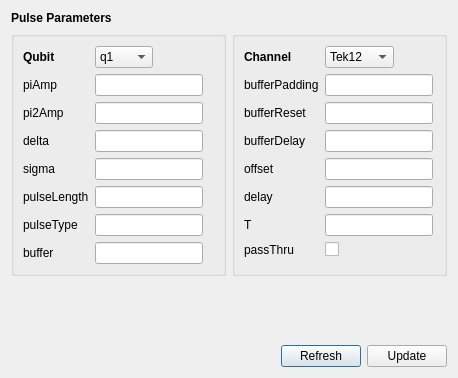
Before: the Qt Designer form experiments/muWaveDetection/src/pulseParamGUI.ui in BBN-Q/Qlab, drawn with Qt 5.
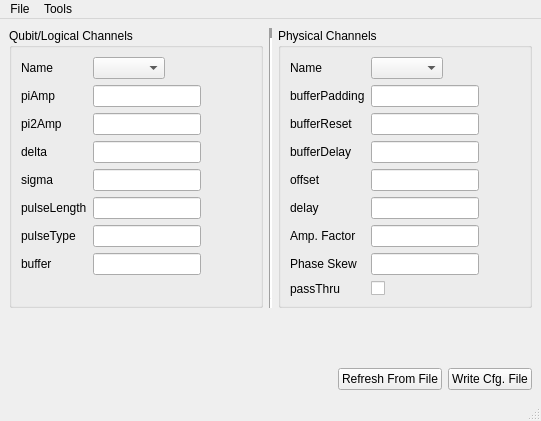
After: the same form once the commit is applied.

Commit message: Reworked Blake's pulse parameter GUI to add loading/saving files and adding/deleting channels and some attempts at robustness to user mistakes. --CAR

```diff
--- a/experiments/muWaveDetection/src/pulseParamGUI.ui
+++ b/experiments/muWaveDetection/src/pulseParamGUI.ui
@@ -1,36 +1,27 @@
 <?xml version="1.0" encoding="UTF-8"?>
 <ui version="4.0">
- <class>Dialog</class>
- <widget class="QDialog" name="Dialog">
+ <class>PulseParamsGUI</class>
+ <widget class="QMainWindow" name="PulseParamsGUI">
   <property name="geometry">
    <rect>
     <x>0</x>
     <y>0</y>
-    <width>458</width>
-    <height>378</height>
+    <width>541</width>
+    <height>421</height>
    </rect>
   </property>
   <property name="windowTitle">
    <string>Pulse Parameters</string>
   </property>
+  <widget class="QWidget" name="centralwidget">
   <layout class="QVBoxLayout" name="verticalLayout_3">
-   <item>
-    <widget class="QLabel" name="label_14">
-     <property name="font">
-      <font>
-       <weight>75</weight>
-       <bold>true</bold>
-      </font>
-     </property>
-     <property name="text">
-      <string>Pulse Parameters</string>
-     </property>
-    </widget>
-   </item>
    <item>
     <layout class="QHBoxLayout" name="horizontalLayout_5">
      <item>
       <widget class="QGroupBox" name="groupBox">
+        <property name="title">
+         <string>Qubit/Logical Channels</string>
+        </property>
        <layout class="QVBoxLayout" name="verticalLayout">
         <item>
          <layout class="QFormLayout" name="formLayout">
@@ -41,12 +32,12 @@
            <widget class="QLabel" name="label">
             <property name="font">
              <font>
-              <weight>75</weight>
-              <bold>true</bold>
+               <weight>50</weight>
+               <bold>false</bold>
              </font>
             </property>
             <property name="text">
-             <string>Qubit</string>
+              <string>Name</string>
             </property>
             <property name="buddy">
              <cstring>qubitComboBox</cstring>
@@ -54,23 +45,7 @@
            </widget>
           </item>
           <item row="0" column="1">
-           <widget class="QComboBox" name="qubitComboBox">
-            <item>
-             <property name="text">
-              <string>q1</string>
-             </property>
-            </item>
-            <item>
-             <property name="text">
-              <string>q2</string>
-             </property>
-            </item>
-            <item>
-             <property name="text">
-              <string>q1q2</string>
-             </property>
-            </item>
-           </widget>
+            <widget class="QComboBox" name="qubitComboBox"/>
           </item>
           <item row="1" column="0">
            <widget class="QLabel" name="label_2">
@@ -165,8 +140,21 @@
        </layout>
       </widget>
      </item>
+      <item>
+       <widget class="Line" name="line">
+        <property name="lineWidth">
+         <number>10</number>
+        </property>
+        <property name="orientation">
+         <enum>Qt::Vertical</enum>
+        </property>
+       </widget>
+      </item>
      <item>
       <widget class="QGroupBox" name="groupBox_2">
+        <property name="title">
+         <string>Physical Channels</string>
+        </property>
        <layout class="QVBoxLayout" name="verticalLayout_2">
         <item>
          <layout class="QFormLayout" name="formLayout_2">
@@ -177,12 +165,12 @@
            <widget class="QLabel" name="label_8">
             <property name="font">
              <font>
-              <weight>75</weight>
-              <bold>true</bold>
+               <weight>50</weight>
+               <bold>false</bold>
              </font>
             </property>
             <property name="text">
-             <string>Channel</string>
+              <string>Name</string>
             </property>
             <property name="buddy">
              <cstring>channelComboBox</cstring>
@@ -190,28 +178,7 @@
            </widget>
           </item>
           <item row="0" column="1">
-           <widget class="QComboBox" name="channelComboBox">
-            <item>
-             <property name="text">
-              <string>Tek12</string>
-             </property>
-            </item>
-            <item>
-             <property name="text">
-              <string>Tek34</string>
-             </property>
-            </item>
-            <item>
-             <property name="text">
-              <string>BBN12</string>
-             </property>
-            </item>
-            <item>
-             <property name="text">
-              <string>BBN34</string>
-             </property>
-            </item>
-           </widget>
+            <widget class="QComboBox" name="channelComboBox"/>
           </item>
           <item row="1" column="0">
            <widget class="QLabel" name="label_9">
@@ -281,7 +248,7 @@
           <item row="6" column="0">
            <widget class="QLabel" name="label_15">
             <property name="text">
-             <string>T</string>
+              <string>Amp. Factor</string>
             </property>
             <property name="buddy">
              <cstring>T</cstring>
@@ -289,22 +256,32 @@
            </widget>
           </item>
           <item row="6" column="1">
-           <widget class="QLineEdit" name="T"/>
-          </item>
-          <item row="7" column="1">
+            <widget class="QLineEdit" name="ampFactor"/>
+           </item>
+           <item row="8" column="1">
            <widget class="QCheckBox" name="passThru">
             <property name="text">
              <string/>
             </property>
            </widget>
           </item>
-          <item row="7" column="0">
+           <item row="8" column="0">
            <widget class="QLabel" name="label_17">
             <property name="text">
              <string>passThru</string>
             </property>
            </widget>
           </item>
+           <item row="7" column="0">
+            <widget class="QLabel" name="label_14">
+             <property name="text">
+              <string>Phase Skew</string>
+             </property>
+            </widget>
+           </item>
+           <item row="7" column="1">
+            <widget class="QLineEdit" name="phaseSkew"/>
+           </item>
          </layout>
         </item>
        </layout>
@@ -320,7 +297,7 @@
      <property name="sizeHint" stdset="0">
       <size>
        <width>20</width>
-       <height>12</height>
+        <height>0</height>
       </size>
      </property>
     </spacer>
@@ -343,14 +320,14 @@
      <item>
       <widget class="QPushButton" name="refreshButton">
        <property name="text">
-        <string>Refresh</string>
+         <string>Refresh From File</string>
        </property>
       </widget>
      </item>
      <item>
       <widget class="QPushButton" name="updateButton">
        <property name="text">
-        <string>Update</string>
+         <string>Write Cfg. File</string>
        </property>
       </widget>
      </item>
@@ -358,24 +335,54 @@
    </item>
   </layout>
  </widget>
- <tabstops>
-  <tabstop>updateButton</tabstop>
-  <tabstop>refreshButton</tabstop>
-  <tabstop>piAmp</tabstop>
-  <tabstop>pi2Amp</tabstop>
-  <tabstop>delta</tabstop>
-  <tabstop>sigma</tabstop>
-  <tabstop>pulseLength</tabstop>
-  <tabstop>pulseType</tabstop>
-  <tabstop>bufferPadding</tabstop>
-  <tabstop>bufferReset</tabstop>
-  <tabstop>bufferDelay</tabstop>
-  <tabstop>offset</tabstop>
-  <tabstop>delay</tabstop>
-  <tabstop>T</tabstop>
-  <tabstop>qubitComboBox</tabstop>
-  <tabstop>channelComboBox</tabstop>
- </tabstops>
+  <widget class="QMenuBar" name="menubar">
+   <property name="geometry">
+    <rect>
+     <x>0</x>
+     <y>0</y>
+     <width>541</width>
+     <height>25</height>
+    </rect>
+   </property>
+   <widget class="QMenu" name="menuFile">
+    <property name="title">
+     <string>File</string>
+    </property>
+    <addaction name="actionLoad_Cfg_File"/>
+    <addaction name="actionSave_As"/>
+   </widget>
+   <widget class="QMenu" name="menuTools">
+    <property name="title">
+     <string>Tools</string>
+    </property>
+    <addaction name="actionAdd_Channel"/>
+    <addaction name="actionDelete_Channel"/>
+   </widget>
+   <addaction name="menuFile"/>
+   <addaction name="menuTools"/>
+  </widget>
+  <widget class="QStatusBar" name="statusbar"/>
+  <action name="actionLoad_Cfg_File">
+   <property name="text">
+    <string>Load Cfg File</string>
+   </property>
+  </action>
+  <action name="actionSave_As">
+   <property name="text">
+    <string>Save Cfg. File As...</string>
+   </property>
+  </action>
+  <action name="actionAdd_Channel">
+   <property name="text">
+    <string>Add Channel</string>
+   </property>
+  </action>
+  <action name="actionDelete_Channel">
+   <property name="text">
+    <string>Delete Channel</string>
+   </property>
+  </action>
+ </widget>
  <resources/>
  <connections/>
 </ui>
```
Left out of the diff: 4 changed lines with no effect on the pictures. Lines whose indentation alone changed are shown as unchanged. The commit also changes 3 other files.
